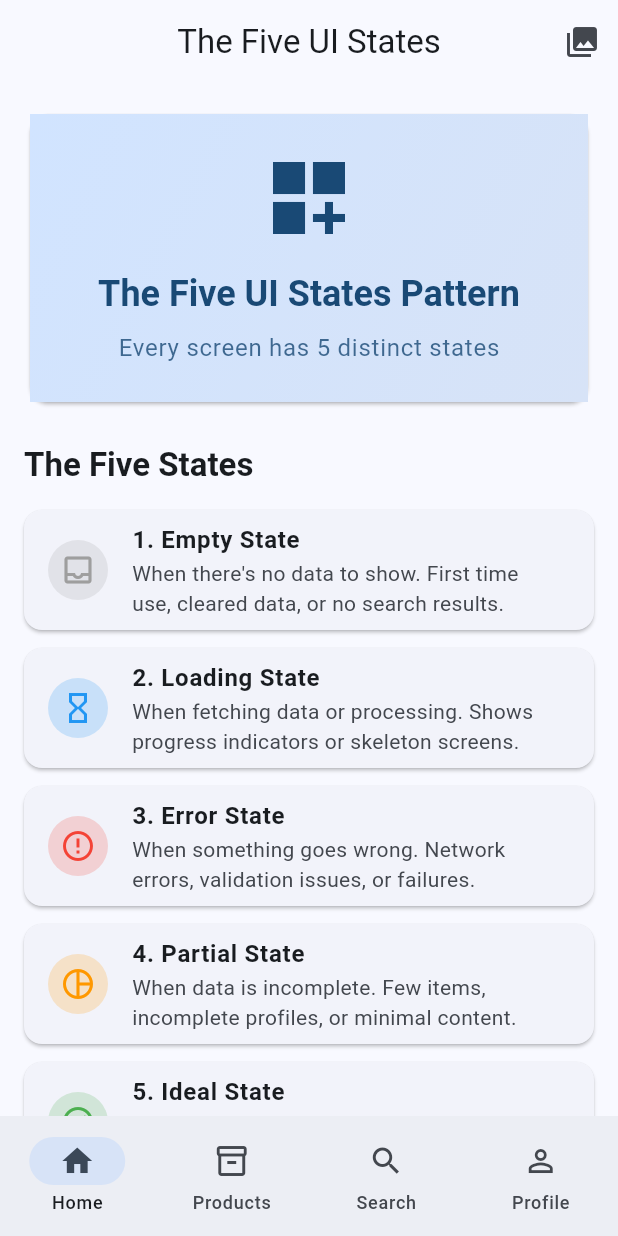
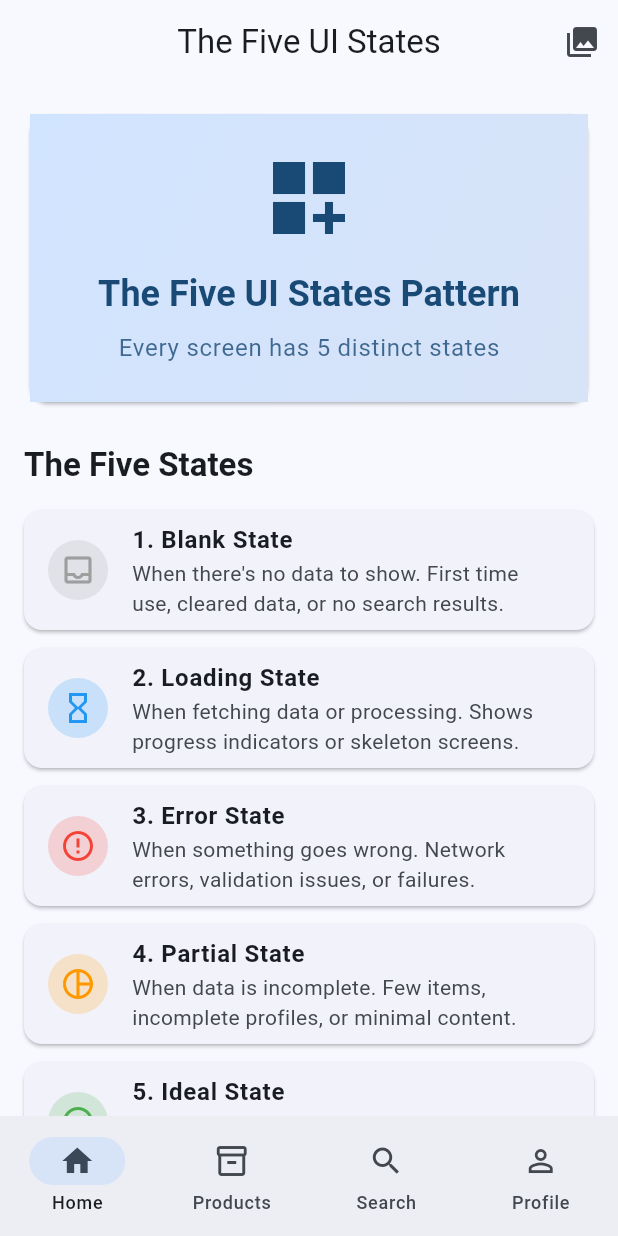
Before and after one commit to Pregum/lt_sample, a Flutter app: the screen it shows after launch, on a phone screen of 412 x 824 dp. Run offline on Flutter 3.47's test engine with Material 3 defaults, Android fonts, the phone set to English and light mode, and no system bars; our stand-ins replace equatable, flutter_riverpod, shimmer.

Commit message:
refactor: rename Empty State to Blank State
Changed all user-facing text from "Empty State" to "Blank State"
to align with the original terminology from Scott Hurff's
"The Five UI States" pattern.

Changes:
- Updated README.md documentation
- Updated main.dart home screen descriptions
- Updated UI State Catalog screen labels

Note: Internal code (enum names, file names, variables) remain
unchanged to avoid breaking changes. Only display text has been
updated.

🤖 Generated with [Claude Code](https://claude.com/claude-code)

Co-Authored-By: Claude <noreply@anthropic.com>

```diff
--- a/lib/main.dart
+++ b/lib/main.dart
@@ -172,7 +172,7 @@ class HomeScreen extends StatelessWidget {
             _buildStateCard(
               context,
               icon: Icons.inbox_outlined,
-              title: '1. Empty State',
+              title: '1. Blank State',
               description:
                   'When there\'s no data to show. First time use, cleared data, or no search results.',
               color: Colors.grey,
--- a/lib/screens/ui_state_catalog_screen.dart
+++ b/lib/screens/ui_state_catalog_screen.dart
@@ -34,12 +34,12 @@ class UIStateCatalogScreen extends StatelessWidget {
           ),
           const SizedBox(height: 32),
 
-          // 1. Empty State
-          _buildSectionHeader(context, '1. Empty State'),
+          // 1. Blank State
+          _buildSectionHeader(context, '1. Blank State'),
           const SizedBox(height: 8),
           _buildStateCard(
             context,
-            'Empty State',
+            'Blank State',
             'No data available - First time use',
             const EmptyStateWidget(
               message: 'No products available',
@@ -143,13 +143,13 @@ class UIStateCatalogScreen extends StatelessWidget {
           ),
           const SizedBox(height: 24),
 
-          // 7. Search Results - Empty
-          _buildSectionHeader(context, '7. Search - Empty State'),
+          // 7. Search Results - Blank
+          _buildSectionHeader(context, '7. Search - Blank State'),
           const SizedBox(height: 8),
           _buildStateCard(
             context,
             'No Search Results',
-            'Empty search with suggestions',
+            'Blank search with suggestions',
             _buildSearchEmpty(context),
           ),
           const SizedBox(height: 24),
```
Also changed, not shown: 1 other file.
